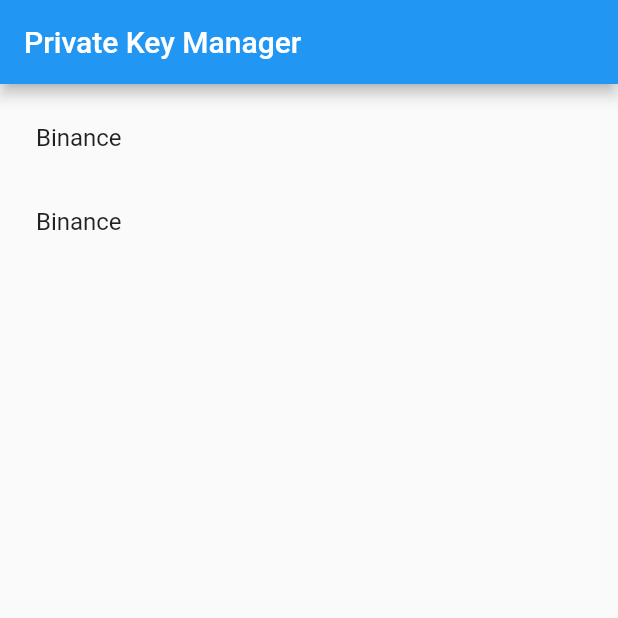
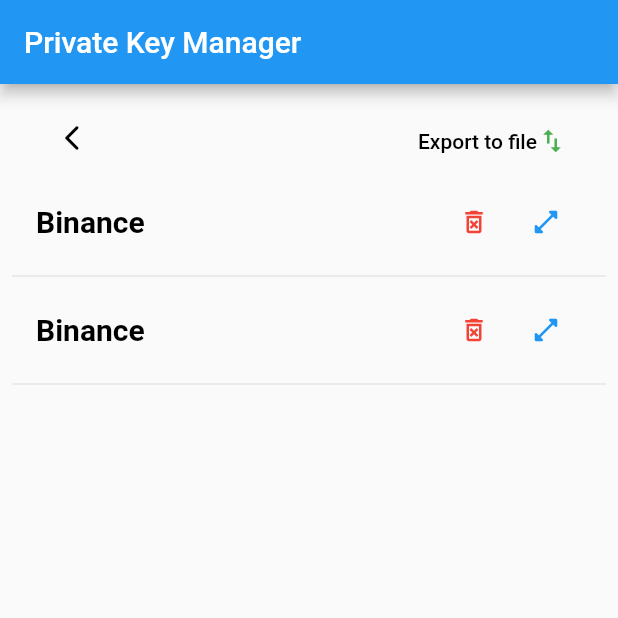
Before and after one commit to sudonims/PvtKeyManager, a Flutter app: the screen it shows after launch, on a phone screen of 412 x 824 dp, the top half of it. Run offline on Flutter 3.47's test engine with Material 2 defaults, Android fonts, the phone set to English and light mode, and no system bars; our stand-ins replace file_picker; missing offline and left inert: aes_crypt.

Commit message:
add keys list page, export option, ui/ux

```diff
--- a/lib/components/KeysShow.dart
+++ b/lib/components/KeysShow.dart
@@ -12,33 +12,96 @@
 class KeysShowState extends State<KeysShow> {
   @override
   Widget build(BuildContext context) {
-    // return Column(
-    //     mainAxisAlignment: MainAxisAlignment.center,
-    //     children: <Widget>[
-    //       Column(
-    //         children: [
-    //           ListView.builder(
-    //             itemCount: widget.keys.getKeys.length,
-    //             itemBuilder: (context, index) {
-    //               PrivateKey key = widget.keys.getKeys[index];
-
-    //               return ListTile(
-    //                 title: Text(key.getName),
-    //                 subtitle: Text("Some"),
-    //               );
-    //             },
-    //           )
-    //         ],
-    //       )
-    //     ]);
-
     return new ListView(
       padding: const EdgeInsets.all(8),
-      children: widget.keys.getKeys
-          .map((key) => ListTile(
-                title: Text(key.getName),
-              ))
-          .toList(),
+      children: [
+            Column(
+              children: [
+                ListTile(
+                  title: Row(
+                    mainAxisSize: MainAxisSize.min,
+                    children: <Widget>[
+                      IconButton(
+                          onPressed: () {
+                            print("Go Back");
+                          },
+                          icon: Icon(
+                            Icons.arrow_back_ios_new_rounded,
+                            size: 20.0,
+                            color: Colors.black,
+                          ))
+                    ],
+                  ),
+                  trailing: Row(
+                    mainAxisSize: MainAxisSize.min,
+                    children: <Widget>[
+                      TextButton(
+                          style: TextButton.styleFrom(
+                            padding: EdgeInsets.fromLTRB(15, 20, 10, 0),
+                          ),
+                          onPressed: () {
+                            print("Export");
+                          },
+                          child: Column(
+                            children: <Widget>[
+                              Row(children: <Widget>[
+                                Text(
+                                  "Export to file",
+                                  style: TextStyle(color: Colors.black),
+                                ),
+                                Icon(
+                                  Icons.import_export,
+                                  size: 20.0,
+                                  color: Colors.green,
+                                )
+                              ])
+                            ],
+                          ))
+                    ],
+                  ),
+                )
+              ],
+            )
+          ] +
+          widget.keys.getKeys
+              .map((key) => Column(
+                    children: [
+                      ListTile(
+                        title: Text(
+                          key.getName,
+                          style: new TextStyle(
+                              color: Colors.black,
+                              fontSize: 20,
+                              fontWeight: FontWeight.bold),
+                        ),
+                        trailing: Row(
+                          mainAxisSize: MainAxisSize.min,
+                          children: <Widget>[
+                            IconButton(
+                                onPressed: () {
+                                  print("Icon Delete Pressed");
+                                },
+                                icon: Icon(
+                                  Icons.delete_forever_outlined,
+                                  size: 20.0,
+                                  color: Colors.red,
+                                )),
+                            IconButton(
+                                onPressed: () {
+                                  print("Open");
+                                },
+                                icon: Icon(
+                                  Icons.open_in_full_rounded,
+                                  size: 20.0,
+                                  color: Colors.blue,
+                                ))
+                          ],
+                        ),
+                      ),
+                      Divider()
+                    ],
+                  ))
+              .toList(),
     );
   }
 }
```
Also changed, not shown: lib/main.dart (+0 -8 lines).
